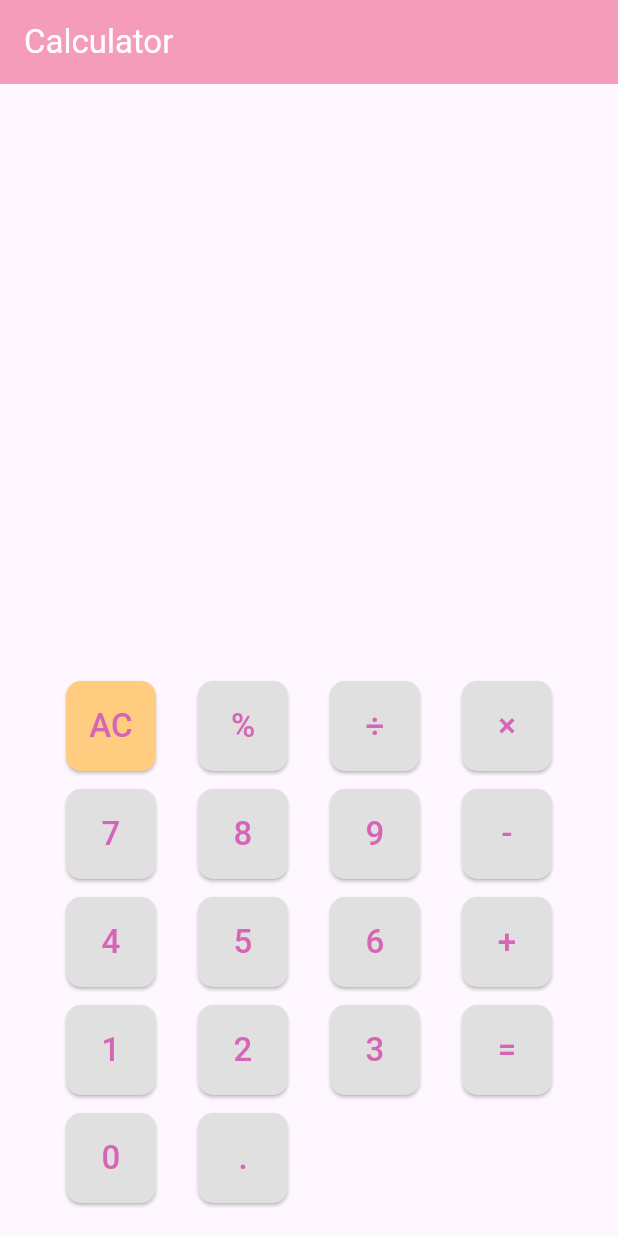
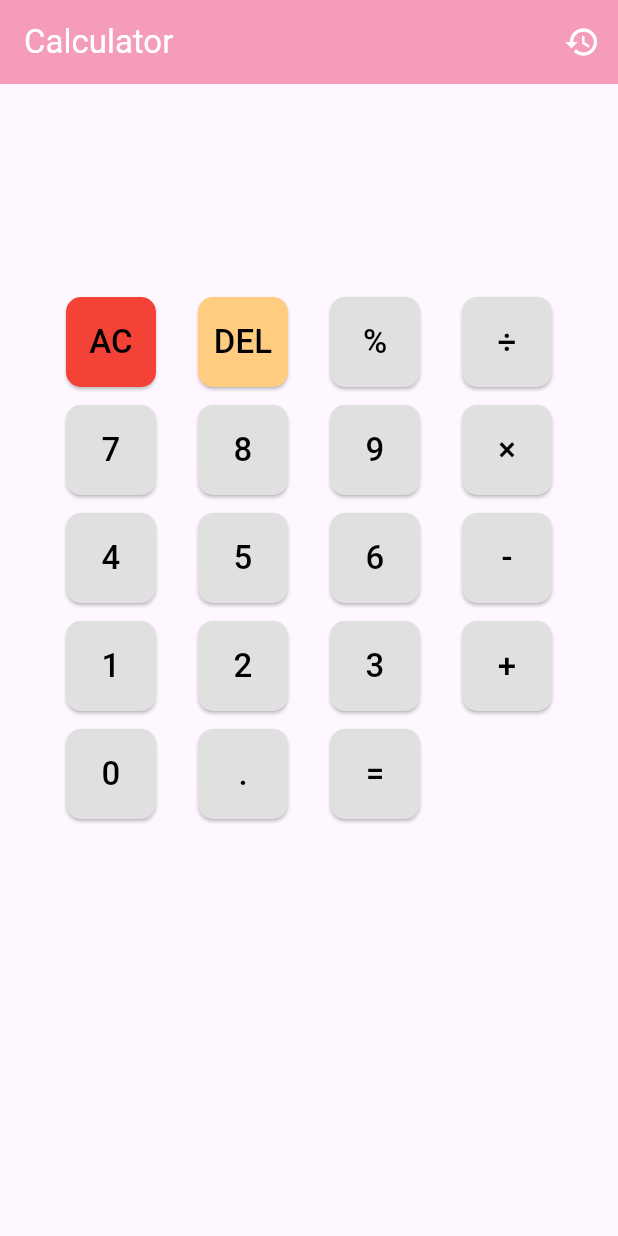
Before and after one commit to phuongthaolt2004/learn_flutter_new, a Flutter app: the screen it shows after launch, on a phone screen of 412 x 824 dp. Run offline on Flutter 3.47's test engine with Material 3 defaults, Android fonts, the phone set to English and light mode, and no system bars; our stand-ins replace math_expressions.

Commit message:
Cập nhật code sau khi review

```diff
--- a/lib/main.dart
+++ b/lib/main.dart
@@ -13,24 +13,31 @@ class CalculatorApp extends StatefulWidget {
 }
 
 class _CalculatorAppState extends State<CalculatorApp> {
-  String _expression = ''; //lưu biểu thức toán học
+  String _expression = '';
   String _result = '';
   List<String> _history = [];
+  bool _showHistory = false;
 
   void _onPressed(String value) {
     setState(() {
       if (value == 'AC') {
         _expression = '';
         _result = '';
+      } else if (value == 'DEL') {
+        if (_expression.isNotEmpty) {
+          _expression = _expression.substring(0, _expression.length - 1);
+        }
       } else if (value == '=') {
         try {
-          final exp = _expression.replaceAll('×', '*').replaceAll('÷', '/');
+          final exp = _expression
+              .replaceAll('×', '*')
+              .replaceAll('÷', '/');
           _result = _evaluate(exp);
           if (_expression.isNotEmpty && _result != 'Lỗi') {
             _history.insert(0, '$_expression = $_result');
           }
         } catch (e) {
-          _result = 'Lỗi tính';
+          _result = 'Lỗi';
         }
       } else {
         _expression += value;
@@ -40,6 +47,16 @@ class _CalculatorAppState extends State<CalculatorApp> {
 
   String _evaluate(String exp) {
     try {
+      // Xử lý phép chia lấy dư %
+      exp = exp.replaceAllMapped(
+        RegExp(r'(\d+)\s*%\s*(\d+)'),
+        (match) {
+          final a = int.parse(match.group(1)!);
+          final b = int.parse(match.group(2)!);
+          return (a % b).toString();
+        },
+      );
+
       Parser p = Parser();
       Expression expression = p.parse(exp);
       ContextModel cm = ContextModel();
@@ -48,7 +65,7 @@ class _CalculatorAppState extends State<CalculatorApp> {
       if (eval == eval.toInt()) {
         return eval.toInt().toString();
       }
-      return eval.toString();
+      return eval.toStringAsFixed(2);
     } catch (e) {
       return 'Lỗi';
     }
@@ -62,13 +79,90 @@ class _CalculatorAppState extends State<CalculatorApp> {
         onPressed: () => _onPressed(label),
         style: ElevatedButton.styleFrom(
           backgroundColor: color ?? const Color.fromARGB(255, 243, 142, 184),
-          foregroundColor: const Color.fromARGB(255, 214, 102, 181),
+          foregroundColor: Colors.black,
           shape: RoundedRectangleBorder(
             borderRadius: BorderRadius.circular(10),
           ),
           padding: const EdgeInsets.all(0),
         ),
         child: Text(label, style: const TextStyle(fontSize: 22)),
+      ),
+    );
+  }
+
+  Widget _buildKeyboard() {
+    final buttons = [
+      ['AC', 'DEL', '%', '÷'],
+      ['7', '8', '9', '×'],
+      ['4', '5', '6', '-'],
+      ['1', '2', '3', '+'],
+      ['0', '.', '=', '']
+    ];
+
+    return Column(
+      children: buttons
+          .map(
+            (row) => Padding(
+              padding: const EdgeInsets.symmetric(vertical: 6),
+              child: Row(
+                mainAxisAlignment: MainAxisAlignment.spaceEvenly,
+                children: row.map((label) {
+                  if (label == '') {
+                    return const SizedBox(width: 60, height: 60);
+                  }
+                  Color? buttonColor;
+                  if (label == 'AC') {
+                    buttonColor = Colors.red;
+                  } else if (label == 'DEL') {
+                    buttonColor = Colors.orange[200];
+                  } else {
+                    buttonColor = Colors.grey[300];
+                  }
+
+                  return _buildButton(label, color: buttonColor);
+                }).toList(),
+              ),
+            ),
+          )
+          .toList(),
+    );
+  }
+
+  Widget _buildHistoryView() {
+    return Expanded(
+      child: Column(
+        children: [
+          Row(
+            mainAxisAlignment: MainAxisAlignment.spaceBetween,
+            children: [
+              const Text(
+                'Lịch sử',
+                style: TextStyle(fontSize: 24, fontWeight: FontWeight.bold),
+              ),
+              IconButton(
+                onPressed: () {
+                  setState(() {
+                    _history.clear();
+                  });
+                },
+                icon: const Icon(Icons.delete, color: Colors.red),
+              )
+            ],
+          ),
+          const Divider(),
+          Expanded(
+            child: _history.isEmpty
+                ? const Center(child: Text('Không có lịch sử'))
+                : ListView.builder(
+                    itemCount: _history.length,
+                    itemBuilder: (context, index) {
+                      return ListTile(
+                        title: Text(_history[index]),
+                      );
+                    },
+                  ),
+          ),
+        ],
       ),
     );
   }
@@ -82,27 +176,25 @@ class _CalculatorAppState extends State<CalculatorApp> {
           title: const Text('Calculator'),
           backgroundColor: const Color.fromARGB(255, 244, 156, 185),
           foregroundColor: Colors.white,
+          actions: [
+            IconButton(
+              icon: Icon(_showHistory ? Icons.calculate : Icons.history),
+              onPressed: () {
+                setState(() {
+                  _showHistory = !_showHistory;
+                });
+              },
+            )
+          ],
         ),
         body: Padding(
           padding: const EdgeInsets.all(16),
           child: Column(
-            mainAxisAlignment: MainAxisAlignment.end,
             children: [
-              // Hiển thị lịch sử
+              if (!_showHistory)
                 Column(
                   crossAxisAlignment: CrossAxisAlignment.end,
-                children: _history
-                    .take(2)
-                    .map((item) => Text(
-                          item,
-                          style: const TextStyle(
-                              fontSize: 20, color: Colors.black45),
-                        ))
-                    .toList(),
-              ),
-              const SizedBox(height: 10),
-
-              // Biểu thức
+                  children: [
                     Align(
                       alignment: Alignment.centerRight,
                       child: Text(
@@ -111,8 +203,6 @@ class _CalculatorAppState extends State<CalculatorApp> {
                       ),
                     ),
                     const SizedBox(height: 8),
-
-              // Kết quả
                     Align(
                       alignment: Alignment.centerRight,
                       child: Text(
@@ -122,31 +212,11 @@ class _CalculatorAppState extends State<CalculatorApp> {
                       ),
                     ),
                     const SizedBox(height: 20),
-
-
-              ...[
-                ['AC', '%', '÷', '×'],
-                ['7', '8', '9', '-'],
-                ['4', '5', '6', '+'],
-                ['1', '2', '3', '='],
-                ['0', '.', '', ''],
-              ].map((row) => Padding(
-                    padding: const EdgeInsets.symmetric(vertical: 6),
-                    child: Row(
-                      mainAxisAlignment: MainAxisAlignment.spaceEvenly,
-                      children: row.map((label) {
-                        if (label == '') {
-                          return const SizedBox(width: 60, height: 60);
-                        }
-                        return _buildButton(
-                          label,
-                          color: label == 'AC'
-                              ? Colors.orange[200]
-                              : Colors.grey[300],
-                        );
-                      }).toList(),
-                    ),
-                  )),
+                    _buildKeyboard(),
+                  ],
+                )
+              else
+                _buildHistoryView(),
             ],
           ),
         ),
```
Lines whose indentation alone changed are shown as unchanged.
